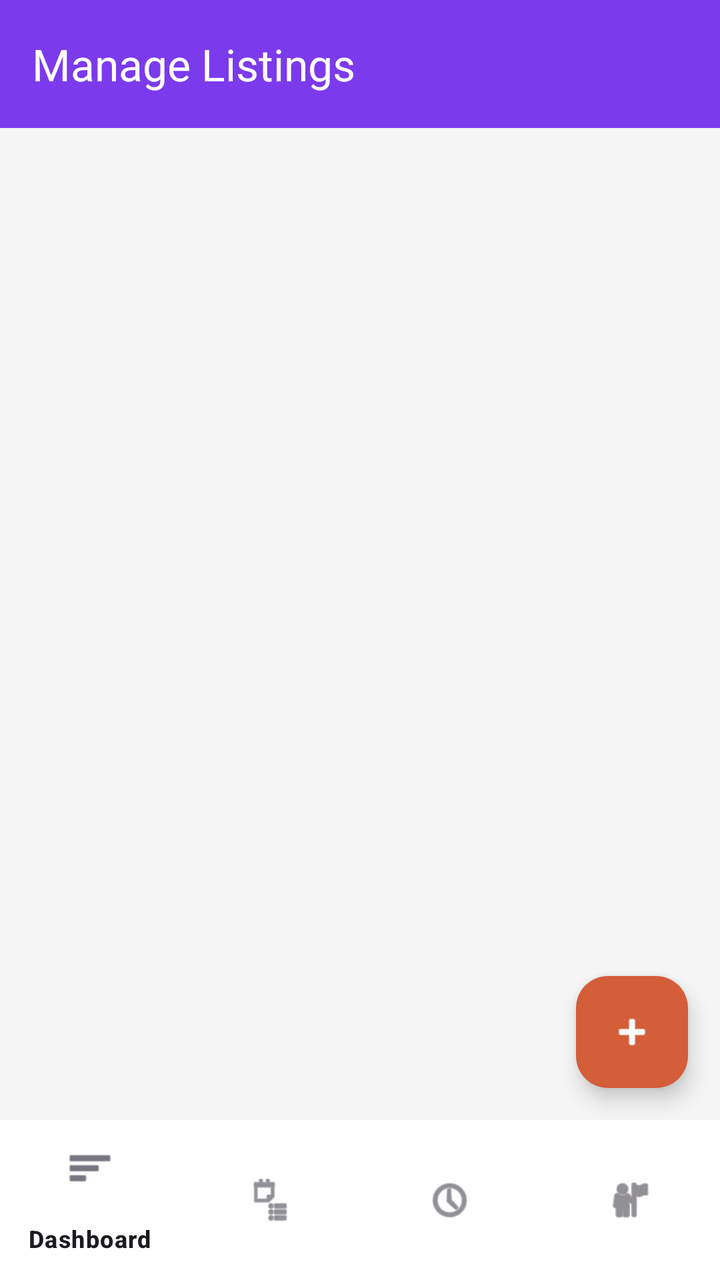
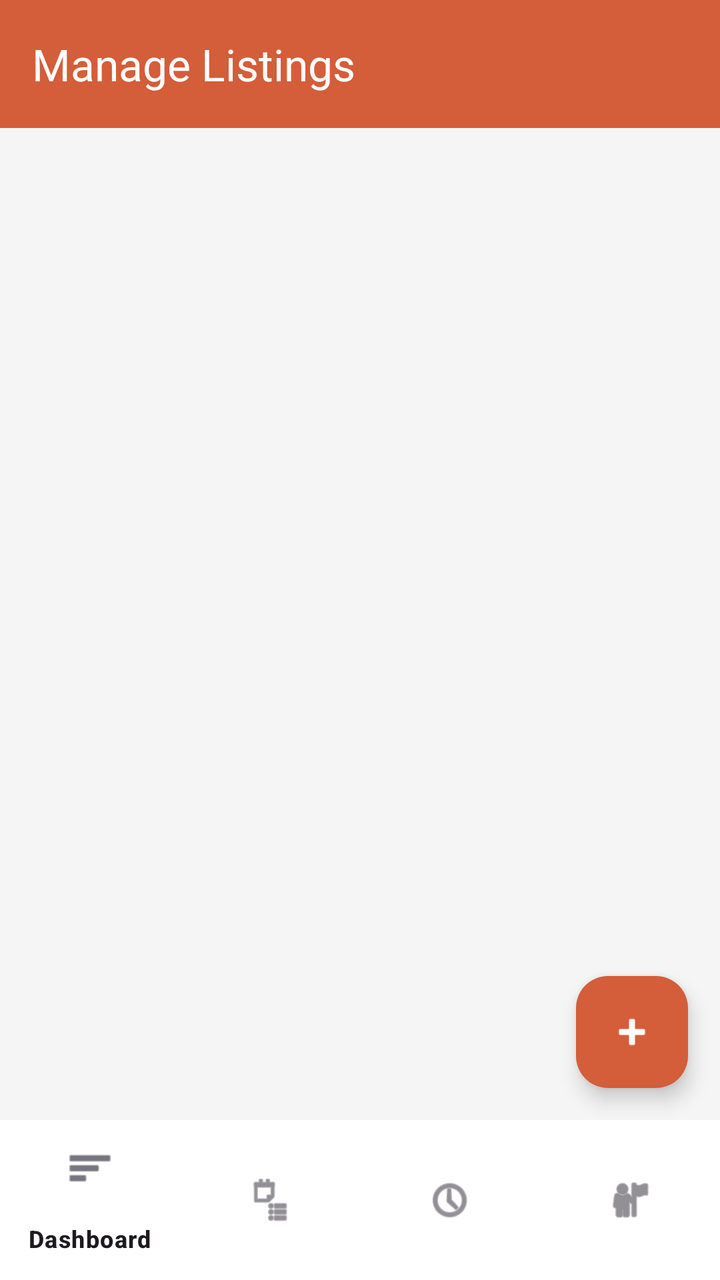

Screens rendered from an Android XML layout before and after an edit, with the pre-edit source and the edit as a unified diff.
<!-- AndroidManifest.xml: application theme Theme.HostelWorld -->
<!-- res/layout/activity_host_listings.xml -->
<?xml version="1.0" encoding="utf-8"?>
<RelativeLayout xmlns:android="http://schemas.android.com/apk/res/android"
    xmlns:app="http://schemas.android.com/apk/res-auto"
    android:layout_width="match_parent"
    android:layout_height="match_parent"
    android:background="#F5F5F5">

    <androidx.appcompat.widget.Toolbar
        android:id="@+id/toolbarHostListings"
        android:layout_width="match_parent"
        android:layout_height="wrap_content"
        android:background="#7C3AED"
        app:title="Manage Listings"
        app:titleTextColor="#FFFFFF" />

    <androidx.recyclerview.widget.RecyclerView
        android:id="@+id/rvHostListings"
        android:layout_width="match_parent"
        android:layout_height="match_parent"
        android:layout_above="@id/bottomNavHost"
        android:layout_below="@id/toolbarHostListings"
        android:padding="16dp" />

    <com.google.android.material.floatingactionbutton.FloatingActionButton
        android:id="@+id/fabAddProperty"
        android:layout_width="wrap_content"
        android:layout_height="wrap_content"
        android:layout_above="@id/bottomNavHost"
        android:layout_alignParentEnd="true"
        android:layout_margin="16dp"
        android:backgroundTint="#D45D3A"
        android:src="@android:drawable/ic_input_add"
        app:tint="#FFFFFF" />

    <com.google.android.material.bottomnavigation.BottomNavigationView
        android:id="@+id/bottomNavHost"
        android:layout_width="match_parent"
        android:layout_height="wrap_content"
        android:layout_alignParentBottom="true"
        android:background="#FFFFFF"
        app:menu="@menu/host_bottom_nav_menu" />

</RelativeLayout>
<!-- resources referenced by this layout -->
<resources>
  <style name="Theme.HostelWorld" parent="Base.Theme.HostelWorld" />
  <style name="Base.Theme.HostelWorld" parent="Theme.Material3.DayNight.NoActionBar">
          
          
      </style>
</resources>

<!-- the commit's change to res/layout/activity_host_listings.xml (unified diff, before → after) -->
@@ -9,7 +9,7 @@
         android:id="@+id/toolbarHostListings"
         android:layout_width="match_parent"
         android:layout_height="wrap_content"
-        android:background="#7C3AED"
+        android:background="#D45D3A"
         app:title="Manage Listings"
         app:titleTextColor="#FFFFFF" />
 
